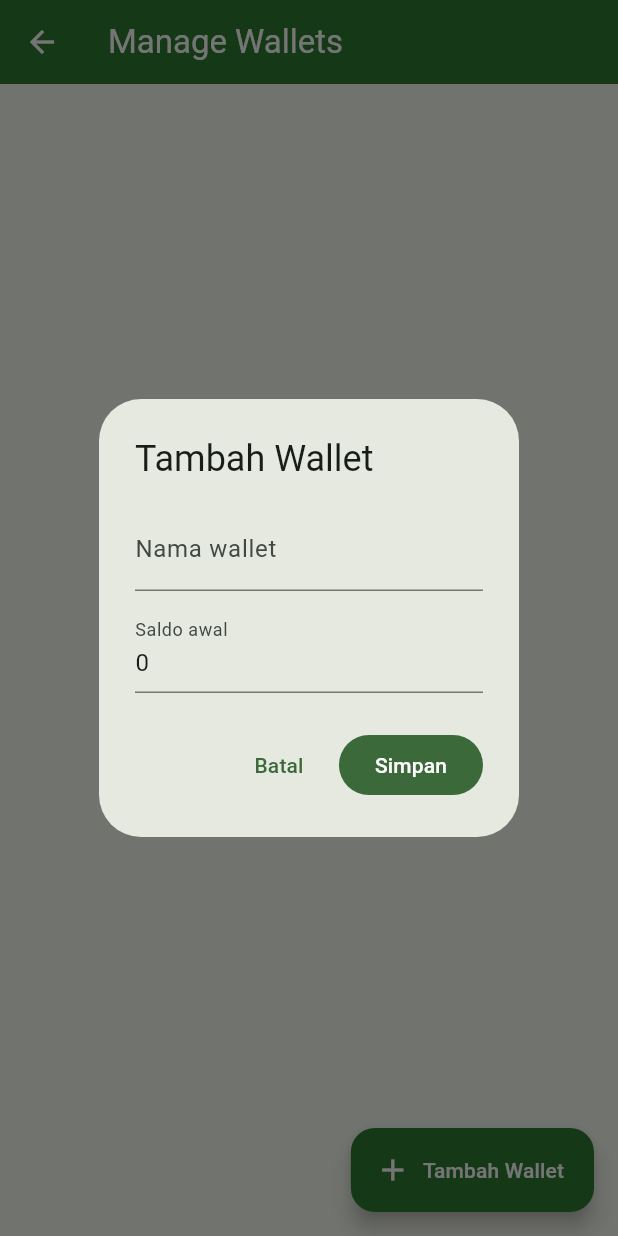
After one commit to wahyuatmaja3/artha, a Flutter app: the ManageWalletsScreen screen opened directly, after a tap on "Tambah Wallet", on a phone screen of 412 x 824 dp. The commit adds this screen. Run offline on Flutter 3.47's test engine with Material 3 defaults, Android fonts, the phone set to English and light mode, and no system bars; our stand-ins replace drift, fl_chart, flutter_riverpod, sqlite3_flutter_libs; accounts and stored records are empty; generated files the repository leaves out were written again.

Commit message:
feat: fix wallet and category

```diff
--- /dev/null
+++ b/lib/features/settings/manage_wallets_screen.dart
@@ -0,0 +1,149 @@
+import 'package:flutter/material.dart';
+import 'package:flutter_riverpod/flutter_riverpod.dart';
+import 'package:intl/intl.dart';
+
+import '../../data/repositories/wallets_repository.dart';
+import '../../domain/models/models.dart';
+
+class ManageWalletsScreen extends ConsumerWidget {
+  const ManageWalletsScreen({super.key});
+
+  @override
+  Widget build(BuildContext context, WidgetRef ref) {
+    final walletsAsync = ref.watch(walletsProvider);
+
+    return Scaffold(
+      appBar: AppBar(title: const Text('Manage Wallets')),
+      body: walletsAsync.when(
+        data: (wallets) => _WalletsList(wallets: wallets),
+        loading: () => const Center(child: CircularProgressIndicator()),
+        error: (e, _) => Center(child: Text('Error: $e')),
+      ),
+      floatingActionButton: FloatingActionButton.extended(
+        onPressed: () => _showAddWalletDialog(context, ref),
+        icon: const Icon(Icons.add),
+        label: const Text('Tambah Wallet'),
+      ),
+    );
+  }
+
+  Future<void> _showAddWalletDialog(BuildContext context, WidgetRef ref) async {
+    final nameController = TextEditingController();
+    final amountController = TextEditingController(text: '0');
+
+    await showDialog<void>(
+      context: context,
+      builder: (context) {
+        return AlertDialog(
+          title: const Text('Tambah Wallet'),
+          content: Column(
+            mainAxisSize: MainAxisSize.min,
+            children: [
+              TextField(
+                controller: nameController,
+                decoration: const InputDecoration(labelText: 'Nama wallet'),
+                textInputAction: TextInputAction.next,
+              ),
+              const SizedBox(height: 12),
+              TextField(
+                controller: amountController,
+                decoration: const InputDecoration(labelText: 'Saldo awal'),
+                keyboardType: const TextInputType.numberWithOptions(decimal: true),
+              ),
+            ],
+          ),
+          actions: [
+            TextButton(
+              onPressed: () => Navigator.pop(context),
+              child: const Text('Batal'),
+            ),
+            FilledButton(
+              onPressed: () async {
+                final name = nameController.text.trim();
+                final initialBalance =
+                    double.tryParse(amountController.text.trim()) ?? 0;
+
+                if (name.isEmpty) return;
+
+                await ref
+                    .read(walletsRepositoryProvider)
+                    .addWallet(name, initialBalance);
+
+                if (context.mounted) {
+                  Navigator.pop(context);
+                }
+              },
+              child: const Text('Simpan'),
+            ),
+          ],
+        );
+      },
+    );
+  }
+}
+
+class _WalletsList extends ConsumerWidget {
+  const _WalletsList({required this.wallets});
+
+  final List<WalletModel> wallets;
+
+  @override
+  Widget build(BuildContext context, WidgetRef ref) {
+    if (wallets.isEmpty) {
+      return const Center(child: Text('Belum ada wallet'));
+    }
+
+    final currency = NumberFormat.currency(
+      locale: 'id',
+      symbol: 'Rp ',
+      decimalDigits: 0,
+    );
+
+    return ListView.separated(
+      itemCount: wallets.length,
+      separatorBuilder: (_, index) => const Divider(height: 1),
+      itemBuilder: (context, index) {
+        final wallet = wallets[index];
+
+        return ListTile(
+          leading: const Icon(Icons.account_balance_wallet),
+          title: Text(wallet.name),
+          subtitle: Text(currency.format(wallet.balance)),
+          trailing: IconButton(
+            icon: const Icon(Icons.delete_outline),
+            onPressed: () => _confirmDelete(context, ref, wallet),
+          ),
+        );
+      },
+    );
+  }
+
+  Future<void> _confirmDelete(
+    BuildContext context,
+    WidgetRef ref,
+    WalletModel wallet,
+  ) async {
+    final shouldDelete = await showDialog<bool>(
+          context: context,
+          builder: (context) => AlertDialog(
+            title: const Text('Hapus wallet?'),
+            content: Text('Wallet "${wallet.name}" akan dihapus.'),
+            actions: [
+              TextButton(
+                onPressed: () => Navigator.pop(context, false),
+                child: const Text('Batal'),
+              ),
+              FilledButton(
+                onPressed: () => Navigator.pop(context, true),
+                child: const Text('Hapus'),
+              ),
+            ],
+          ),
+        ) ??
+        false;
+
+    if (!shouldDelete) return;
+
+    await ref.read(walletsRepositoryProvider).deleteWallet(wallet.id);
+  }
+}
```
Also changed, not shown: lib/data/repositories/categories_repository.dart (+38 -0 lines), lib/features/settings/manage_categories_screen.dart (added, +172 -0 lines), lib/features/settings/settings_screen.dart (+16 -2 lines), lib/features/transactions/add_transaction_screen.dart (+41 -2 lines).
